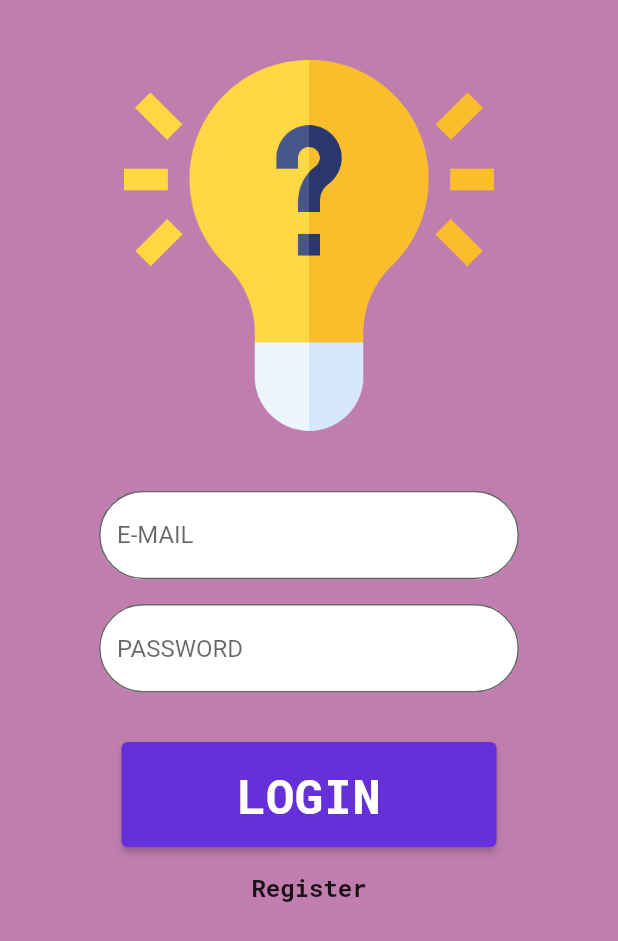
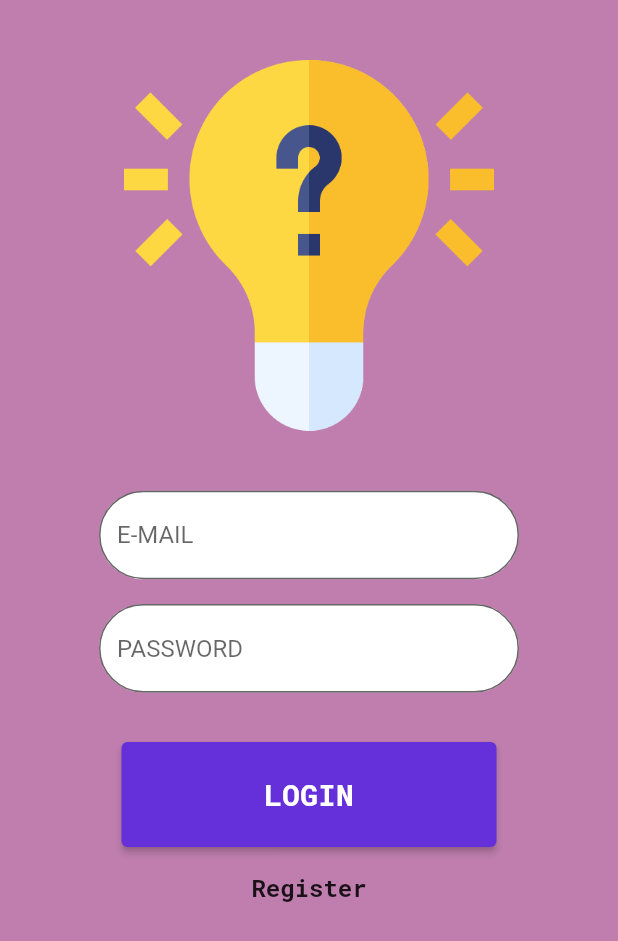
Before and after one commit to nagaoka-thiago/quiz_snowman_app, a Flutter app: the screen it shows after launch, on a phone screen of 412 x 824 dp. Shown: the top 941 px of the screen. Run offline on Flutter 3.47's test engine with Material 2 defaults, Android fonts, the phone set to English and light mode, and no system bars; drawn by our look-alikes of auto_size_text; our stand-ins replace cloud_firestore, curved_navigation_bar, dio, firebase_core, font_awesome_flutter, google_fonts and 2 more; missing offline and left inert: multiselect; accounts and stored records are empty; network calls fail.

Commit message:
button_text
ajusting button text size

```diff
--- a/lib/widgets/global/button/global_button.dart
+++ b/lib/widgets/global/button/global_button.dart
@@ -1,5 +1,6 @@
 import 'package:flutter/material.dart';
 import 'package:google_fonts/google_fonts.dart';
+import 'package:auto_size_text/auto_size_text.dart';
 
 import 'button_status.dart';
 
@@ -24,12 +25,14 @@ class _GlobalButtonState extends State<GlobalButton> {
     return ElevatedButton(
       style: ElevatedButton.styleFrom(
           primary: _handleButtonColor(widget.status!),
-          fixedSize: const Size(250, 70)),
+          minimumSize: const Size(250, 70)),
       onPressed: widget.onPressed,
-      child: Text(
+      child: AutoSizeText(
         widget.text,
+        textAlign: TextAlign.center,
+        minFontSize: 20,
         style:
-            GoogleFonts.robotoMono(fontWeight: FontWeight.bold, fontSize: 32),
+            GoogleFonts.robotoMono(fontWeight: FontWeight.bold),
       ),
     );
   }
--- a/pubspec.yaml
+++ b/pubspec.yaml
@@ -46,6 +46,7 @@ dependencies:
   intl: ^0.17.0
   font_awesome_flutter: ^10.1.0
   splashscreen:
+  auto_size_text: ^3.0.0
 
 dev_dependencies:
   flutter_test:
```
Also changed, not shown: pubspec.lock.
